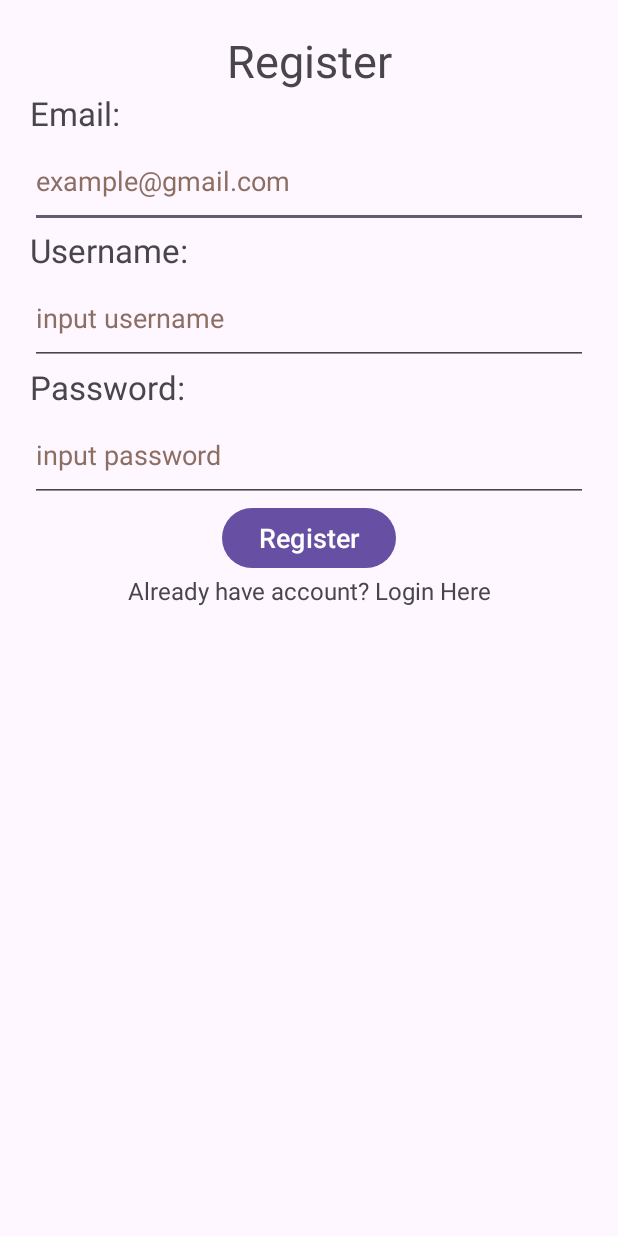
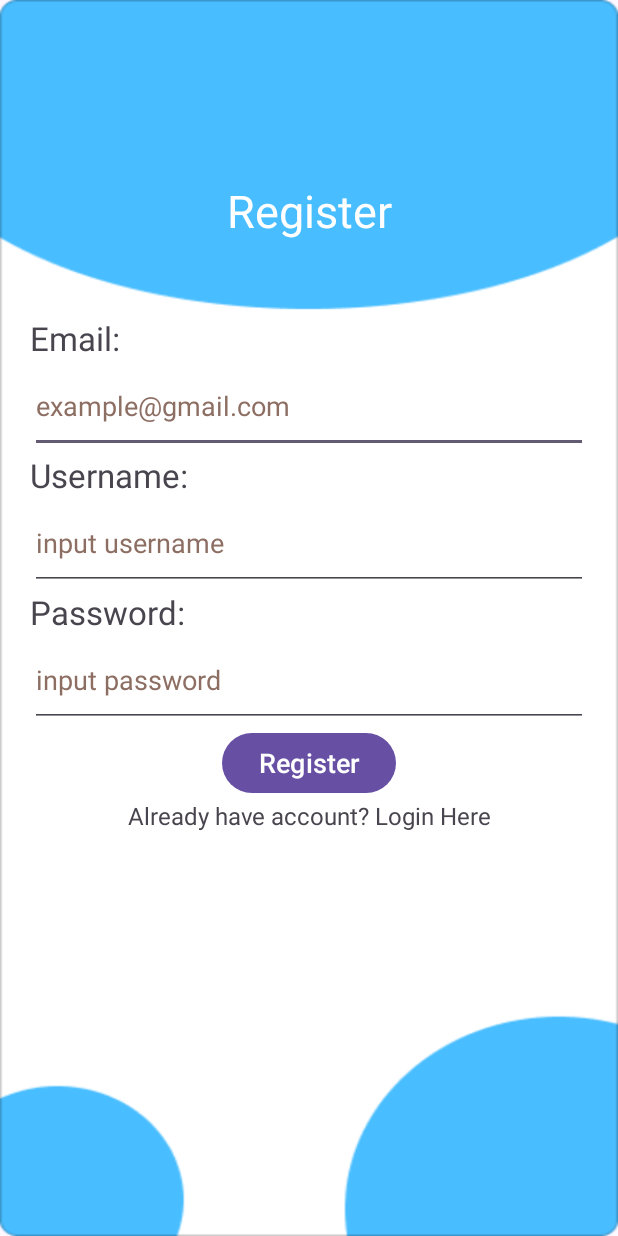
Before and after one commit to erichutabarat/Modern-Store, an Android app: the RegisterActivity screen opened directly, with no data from a screen before it, on a phone screen of 412 x 824 dp. Run offline under Robolectric (Android 15) with nearby library versions, the phone set to English and light mode, and no system bars; our stand-ins replace Room's generated code.

Commit message:
Update Layout: Login and Register

```diff
--- a/ModernStore/app/src/main/res/layout/login_page.xml
+++ b/ModernStore/app/src/main/res/layout/login_page.xml
@@ -4,6 +4,7 @@
     android:orientation="vertical"
     android:layout_width="match_parent"
     android:layout_height="match_parent"
+    android:background="@drawable/blue_background"
     android:padding="@dimen/padding_big">
     <TextView
         android:layout_width="match_parent"
@@ -11,6 +12,8 @@
         android:text="@string/login"
         android:textSize="@dimen/h1"
         android:textAlignment="center"
+        android:textColor="@color/white"
+        android:layout_marginTop="100dp"
         />
 
     <TextView
@@ -19,6 +22,7 @@
         android:layout_height="wrap_content"
         android:text="@string/label_username"
         android:textSize="@dimen/h4"
+        android:layout_marginTop="50dp"
         />
     <EditText
         android:id="@+id/login_username"
--- a/ModernStore/app/src/main/res/layout/register_page.xml
+++ b/ModernStore/app/src/main/res/layout/register_page.xml
@@ -4,14 +4,18 @@
     android:orientation="vertical"
     android:layout_width="match_parent"
     android:layout_height="match_parent"
+    android:background="@drawable/blue_background"
     android:padding="@dimen/padding_big">
+
     <TextView
         android:layout_width="match_parent"
         android:layout_height="wrap_content"
+        android:layout_marginTop="100dp"
         android:text="@string/register"
+        android:textAlignment="center"
+        android:textColor="@color/white"
         android:textSize="@dimen/h1"
-        android:textAlignment="center"
-        />
+        tools:ignore="TextContrastCheck" />
 
     <TextView
         android:labelFor="@id/register_email"
@@ -19,6 +23,7 @@
         android:layout_height="wrap_content"
         android:text="@string/label_email"
         android:textSize="@dimen/h4"
+        android:layout_marginTop="50dp"
         />
     <EditText
         android:id="@+id/register_email"
--- a/ModernStore/app/src/main/res/values/colors.xml
+++ b/ModernStore/app/src/main/res/values/colors.xml
@@ -4,4 +4,5 @@
     <color name="white">#FFFFFFFF</color>
     <color name="blue">#48BDFF</color>
     <color name="gray">#A1A1A1</color>
+    <color name="newblue">#48BDFF</color>
 </resources>
```
Also changed, not shown: ModernStore/app/src/main/res/drawable/blue_background.png (added).
